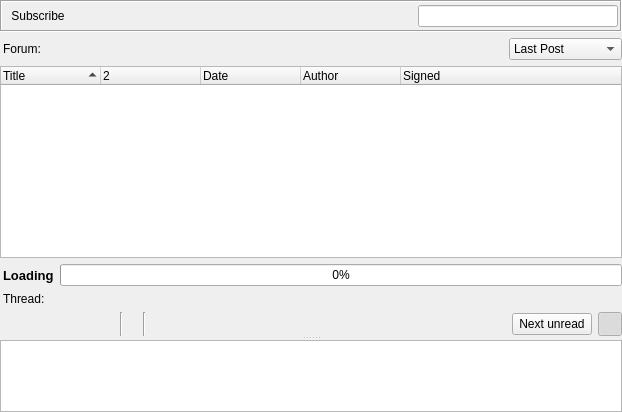
Above: retroshare-gui/src/gui/gxsforums/GxsForumThreadWidget.ui from RetroShare/RetroShare before the change. Below: the same form after it.
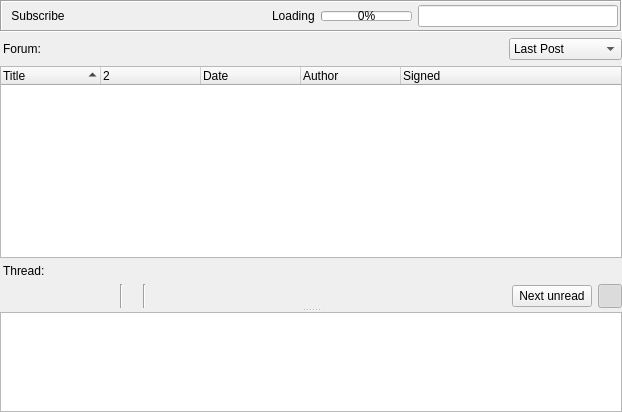
That is the form after the change. Icons and pictures are not drawn. Custom widgets are drawn as their Qt base class.

Commit message: Optimized fill of forums

Diff of the .ui file:
```diff
--- a/retroshare-gui/src/gui/gxsforums/GxsForumThreadWidget.ui
+++ b/retroshare-gui/src/gui/gxsforums/GxsForumThreadWidget.ui
@@ -87,7 +87,7 @@
              <enum>Qt::Horizontal</enum>
             </property>
             <property name="sizeType">
-             <enum>QSizePolicy::Expanding</enum>
+             <enum>QSizePolicy::MinimumExpanding</enum>
             </property>
             <property name="sizeHint" stdset="0">
              <size>
@@ -97,6 +97,35 @@
             </property>
            </spacer>
           </item>
+          <item>
+           <widget class="QLabel" name="progressText">
+            <property name="text">
+             <string>Loading</string>
+            </property>
+           </widget>
+          </item>
+          <item>
+           <widget class="QProgressBar" name="progressBar">
+            <property name="sizePolicy">
+             <sizepolicy hsizetype="Minimum" vsizetype="Fixed">
+              <horstretch>0</horstretch>
+              <verstretch>0</verstretch>
+             </sizepolicy>
+            </property>
+            <property name="maximumSize">
+             <size>
+              <width>16777215</width>
+              <height>10</height>
+             </size>
+            </property>
+            <property name="maximum">
+             <number>1000</number>
+            </property>
+            <property name="value">
+             <number>0</number>
+            </property>
+           </widget>
+          </item>
           <item>
            <widget class="LineEditClear" name="filterLineEdit">
             <property name="minimumSize">
@@ -227,43 +256,6 @@
          </column>
         </widget>
        </item>
-       <item>
-        <layout class="QHBoxLayout" name="progressBarLayout">
-         <property name="leftMargin">
-          <number>3</number>
-         </property>
-         <item>
-          <widget class="QLabel" name="progressText">
-           <property name="font">
-            <font>
-             <pointsize>10</pointsize>
-             <weight>75</weight>
-             <bold>true</bold>
-            </font>
-           </property>
-           <property name="text">
-            <string>Loading</string>
-           </property>
-          </widget>
-         </item>
-         <item>
-          <widget class="QProgressBar" name="progressBar">
-           <property name="maximumSize">
-            <size>
-             <width>16777215</width>
-             <height>25</height>
-            </size>
-           </property>
-           <property name="maximum">
-            <number>1000</number>
-           </property>
-           <property name="value">
-            <number>0</number>
-           </property>
-          </widget>
-         </item>
-        </layout>
-       </item>
        <item>
         <layout class="QHBoxLayout" name="threadLayout">
          <property name="leftMargin">
@@ -344,47 +336,6 @@
            </property>
           </widget>
          </item>
-         <item row="0" column="4">
-          <widget class="QPushButton" name="nextButton">
-           <property name="enabled">
-            <bool>false</bool>
-           </property>
-           <property name="sizePolicy">
-            <sizepolicy hsizetype="Minimum" vsizetype="Fixed">
-             <horstretch>0</horstretch>
-             <verstretch>0</verstretch>
-            </sizepolicy>
-           </property>
-           <property name="minimumSize">
-            <size>
-             <width>24</width>
-             <height>24</height>
-            </size>
-           </property>
-           <property name="maximumSize">
-            <size>
-             <width>24</width>
-             <height>24</height>
-            </size>
-           </property>
-           <property name="focusPolicy">
-            <enum>Qt::NoFocus</enum>
-           </property>
-           <property name="toolTip">
-            <string>Next Thread</string>
-           </property>
-           <property name="text">
-            <string/>
-           </property>
-           <property name="icon">
-            <iconset resource="../images.qrc">
-             <normaloff>:/images/forward.png</normaloff>:/images/forward.png</iconset>
-           </property>
-           <property name="flat">
-            <bool>true</bool>
-           </property>
-          </widget>
-         </item>
          <item row="0" column="13">
           <widget class="QPushButton" name="expandButton">
            <property name="maximumSize">
@@ -474,10 +425,7 @@
           </spacer>
          </item>
          <item row="0" column="3">
-          <widget class="QPushButton" name="previousButton">
-           <property name="enabled">
-            <bool>false</bool>
-           </property>
+          <widget class="QToolButton" name="previousButton">
            <property name="sizePolicy">
             <sizepolicy hsizetype="Minimum" vsizetype="Fixed">
              <horstretch>0</horstretch>
@@ -509,7 +457,48 @@
             <iconset resource="../images.qrc">
              <normaloff>:/images/back.png</normaloff>:/images/back.png</iconset>
            </property>
-           <property name="flat">
+           <property name="autoRaise">
+            <bool>true</bool>
+           </property>
+          </widget>
+         </item>
+         <item row="0" column="4">
+          <widget class="QToolButton" name="nextButton">
+           <property name="enabled">
+            <bool>false</bool>
+           </property>
+           <property name="sizePolicy">
+            <sizepolicy hsizetype="Minimum" vsizetype="Fixed">
+             <horstretch>0</horstretch>
+             <verstretch>0</verstretch>
+            </sizepolicy>
+           </property>
+           <property name="minimumSize">
+            <size>
+             <width>24</width>
+             <height>24</height>
+            </size>
+           </property>
+           <property name="maximumSize">
+            <size>
+             <width>24</width>
+             <height>24</height>
+            </size>
+           </property>
+           <property name="focusPolicy">
+            <enum>Qt::NoFocus</enum>
+           </property>
+           <property name="toolTip">
+            <string>Next Thread</string>
+           </property>
+           <property name="text">
+            <string/>
+           </property>
+           <property name="icon">
+            <iconset resource="../images.qrc">
+             <normaloff>:/images/forward.png</normaloff>:/images/forward.png</iconset>
+           </property>
+           <property name="autoRaise">
             <bool>true</bool>
            </property>
           </widget>
```
The commit also changes 6 other files.
